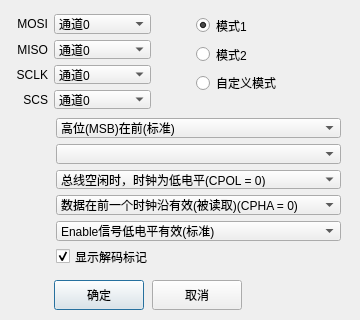
This is TCLAutoTestTool/DialogSPISetting.ui in wlffeng2008/TCLAutoTest as Qt 5 draws it before an edit. The edited form follows.
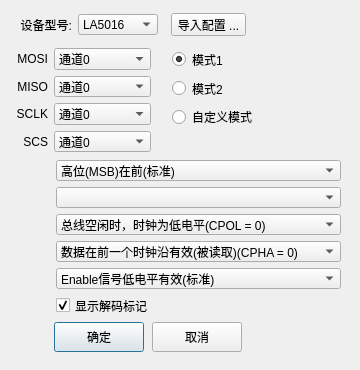
This is the edited form.

What changed in the file:
```diff
--- a/TCLAutoTestTool/DialogSPISetting.ui
+++ b/TCLAutoTestTool/DialogSPISetting.ui
@@ -7,7 +7,7 @@
     <x>0</x>
     <y>0</y>
     <width>360</width>
-    <height>320</height>
+    <height>370</height>
    </rect>
   </property>
   <property name="windowTitle">
@@ -17,9 +17,9 @@
    <property name="geometry">
     <rect>
      <x>16</x>
-     <y>14</y>
+     <y>48</y>
      <width>135</width>
-     <height>95</height>
+     <height>104</height>
     </rect>
    </property>
    <layout class="QGridLayout" name="gridLayout" columnstretch="0,1" columnminimumwidth="0,0">
@@ -416,8 +416,8 @@
   <widget class="QWidget" name="layoutWidget">
    <property name="geometry">
     <rect>
-     <x>196</x>
-     <y>14</y>
+     <x>172</x>
+     <y>48</y>
      <width>135</width>
      <height>80</height>
     </rect>
@@ -462,7 +462,7 @@
    <property name="geometry">
     <rect>
      <x>54</x>
-     <y>280</y>
+     <y>322</y>
      <width>90</width>
      <height>30</height>
     </rect>
@@ -475,7 +475,7 @@
    <property name="geometry">
     <rect>
      <x>152</x>
-     <y>280</y>
+     <y>322</y>
      <width>90</width>
      <height>30</height>
     </rect>
@@ -488,9 +488,9 @@
    <property name="geometry">
     <rect>
      <x>56</x>
-     <y>118</y>
+     <y>160</y>
      <width>285</width>
-     <height>148</height>
+     <height>156</height>
     </rect>
    </property>
    <layout class="QVBoxLayout" name="verticalLayout_2">
@@ -569,6 +569,80 @@
     </item>
    </layout>
   </widget>
+  <widget class="QLabel" name="label_58">
+   <property name="geometry">
+    <rect>
+     <x>17</x>
+     <y>13</y>
+     <width>55</width>
+     <height>23</height>
+    </rect>
+   </property>
+   <property name="text">
+    <string> 设备型号:</string>
+   </property>
+   <property name="alignment">
+    <set>Qt::AlignmentFlag::AlignRight|Qt::AlignmentFlag::AlignTrailing|Qt::AlignmentFlag::AlignVCenter</set>
+   </property>
+  </widget>
+  <widget class="QPushButton" name="pushButtonLoadConfig">
+   <property name="geometry">
+    <rect>
+     <x>171</x>
+     <y>13</y>
+     <width>75</width>
+     <height>23</height>
+    </rect>
+   </property>
+   <property name="cursor">
+    <cursorShape>PointingHandCursor</cursorShape>
+   </property>
+   <property name="text">
+    <string>导入配置 ...</string>
+   </property>
+  </widget>
+  <widget class="QComboBox" name="comboBoxModel">
+   <property name="geometry">
+    <rect>
+     <x>78</x>
+     <y>14</y>
+     <width>80</width>
+     <height>21</height>
+    </rect>
+   </property>
+   <property name="minimumSize">
+    <size>
+     <width>80</width>
+     <height>0</height>
+    </size>
+   </property>
+   <property name="currentIndex">
+    <number>2</number>
+   </property>
+   <property name="maxVisibleItems">
+    <number>30</number>
+   </property>
+   <item>
+    <property name="text">
+     <string>LA1010</string>
+    </property>
+   </item>
+   <item>
+    <property name="text">
+     <string>LA2016</string>
+    </property>
+   </item>
+   <item>
+    <property name="text">
+     <string>LA5016</string>
+    </property>
+   </item>
+   <item>
+    <property name="text">
+     <string>LA5032</string>
+    </property>
+   </item>
+  </widget>
  </widget>
  <resources/>
  <connections/>
```
